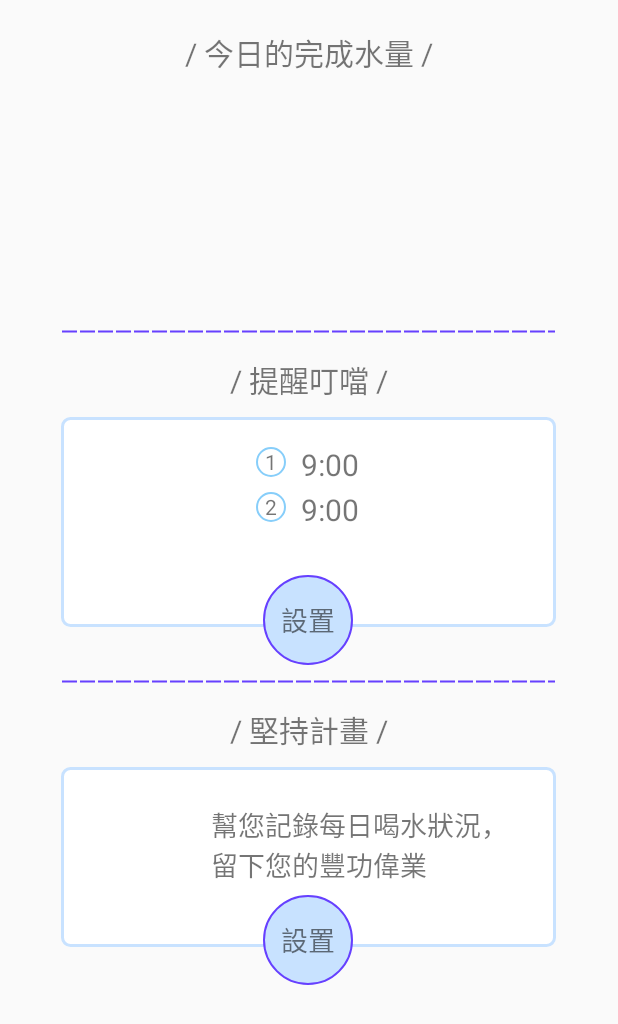
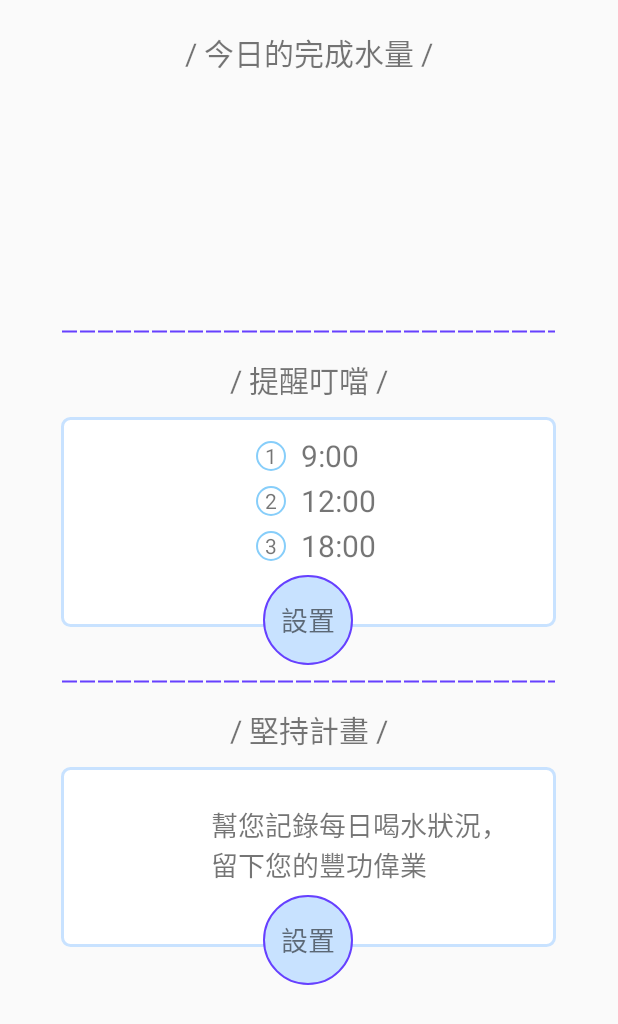
Before and after one commit to ftstc451810/ThirThir, an Android app: the screen it shows after launch (MainActivity), on a phone screen of 412 x 824 dp. Shown: the top 1024 px of the screen. Run offline under Robolectric (Android 15) with nearby library versions, the phone set to English and light mode, and no system bars.

Commit message:
no message

```diff
--- a/app/src/main/java/com/mac/thirthir_git/MainActivity.java
+++ b/app/src/main/java/com/mac/thirthir_git/MainActivity.java
@@ -5,8 +5,6 @@ import android.os.Bundle;
 import android.view.View;
 import android.widget.RelativeLayout;
 import android.widget.TextView;
-
-import java.util.ArrayList;
 
 public class MainActivity extends Activity {
 
@@ -41,27 +39,56 @@ public class MainActivity extends Activity {
         tv_remind_stm.setVisibility(View.INVISIBLE);
         RelativeLayout rl_remind_already = (RelativeLayout)findViewById(R.id.rl_remind_already);
         rl_remind_already.setVisibility(View.VISIBLE);
-        ArrayList array = new ArrayList();
+//        ArrayList array = new ArrayList();
         TextView tv_upper = (TextView)findViewById(R.id.tv_upper);
         TextView tv_set01 = (TextView)findViewById(R.id.tv_set01);
         TextView tv_middle = (TextView)findViewById(R.id.tv_middle);
         TextView tv_set02 = (TextView)findViewById(R.id.tv_set02);
         TextView tv_below = (TextView)findViewById(R.id.tv_below);
         TextView tv_set03 = (TextView)findViewById(R.id.tv_set03);
-        //將控件放入序列方便設定
-        array.add(tv_upper);
-        array.add(tv_set01);
-        array.add(tv_middle);
-        array.add(tv_set02);
-        array.add(tv_below);
-        array.add(tv_set03);
+//        //將控件放入序列方便設定
+//        array.add(tv_upper);
+//        array.add(tv_set01);
+//        array.add(tv_middle);
+//        array.add(tv_set02);
+//        array.add(tv_below);
+//        array.add(tv_set03);
 
         if(REMIND_COUNT == 1){
             //array.get(0)  //只能取值
             //array[0];
             //無法用這方法get
-
-
+            //重點是放入的類型通通為object，不含方法“setVisibility()”
+            tv_upper.setVisibility(View.INVISIBLE);
+            tv_set01.setVisibility(View.INVISIBLE);
+            tv_middle.setVisibility(View.VISIBLE);
+            tv_middle.setText("1");
+            tv_set02.setVisibility(View.VISIBLE);
+            tv_set02.setText(REMIND_TIME[0]);
+            tv_below.setVisibility(View.INVISIBLE);
+            tv_set03.setVisibility(View.INVISIBLE);
+        }else if(REMIND_COUNT == 2){
+            tv_upper.setVisibility(View.VISIBLE);
+            tv_set01.setVisibility(View.VISIBLE);
+            tv_set01.setText(REMIND_TIME[0]);
+            tv_middle.setVisibility(View.VISIBLE);
+            tv_middle.setText("2");
+            tv_set02.setVisibility(View.VISIBLE);
+            tv_set02.setText(REMIND_TIME[1]);
+            tv_below.setVisibility(View.INVISIBLE);
+            tv_set03.setVisibility(View.INVISIBLE);
+        }else if(REMIND_COUNT == 3){
+            tv_upper.setVisibility(View.VISIBLE);
+            tv_set01.setVisibility(View.VISIBLE);
+            tv_set01.setText(REMIND_TIME[0]);
+            tv_middle.setVisibility(View.VISIBLE);
+            tv_middle.setText("2");
+            tv_set02.setVisibility(View.VISIBLE);
+            tv_set02.setText(REMIND_TIME[1]);
+            tv_below.setVisibility(View.VISIBLE);
+            tv_below.setText("3");
+            tv_set03.setVisibility(View.VISIBLE);
+            tv_set03.setText(REMIND_TIME[2]);
         }
 //        RelativeLayout rl_remind_content = (RelativeLayout)findViewById(R.id.rl_remind_content);
 //        TextView tv_remind_stm = (TextView)findViewById(R.id.tv_remind_stm);
--- a/app/src/main/res/layout/activity_main.xml
+++ b/app/src/main/res/layout/activity_main.xml
@@ -84,13 +84,13 @@
                     android:paddingTop="20dp"
                     android:text="@string/alarm_stm"
                     android:textSize="18dp"
-                    android:visibility="invisible"/>
+                    android:visibility="visible"/>
 
                 <RelativeLayout
                     android:id="@+id/rl_remind_already"
                     android:layout_width="330dp"
                     android:layout_height="140dp"
-                    android:visibility="visible"
+                    android:visibility="invisible"
                     android:background="@drawable/whiterec_bg">
                     <TextView
                         android:id="@+id/tv_upper"
@@ -100,7 +100,7 @@
                         android:textSize="14dp"
                         android:background="@drawable/whitecircle_bg"
                         android:gravity="center"
-                        android:layout_marginTop="20dp"
+                        android:layout_marginTop="16dp"
                         android:layout_marginLeft="130dp"
                         />
                     <!--話說這跟動態添加很像，不需要取得另一個控件的id抓相對位置-->
@@ -111,7 +111,7 @@
                         android:layout_height="wrap_content"
                         android:text="9:00"
                         android:textSize="20dp"
-                        android:layout_marginTop="18dp"
+                        android:layout_marginTop="12dp"
                         android:layout_marginLeft="160dp"/>
                     <TextView
                         android:id="@+id/tv_middle"
@@ -121,7 +121,7 @@
                         android:textSize="14dp"
                         android:background="@drawable/whitecircle_bg"
                         android:gravity="center"
-                        android:layout_marginTop="50dp"
+                        android:layout_marginTop="46dp"
                         android:layout_marginLeft="130dp"/>
                     <TextView
                         android:id="@+id/tv_set02"
@@ -129,7 +129,7 @@
                         android:layout_height="wrap_content"
                         android:text="9:00"
                         android:textSize="20dp"
-                        android:layout_marginTop="48dp"
+                        android:layout_marginTop="42dp"
                         android:layout_marginLeft="160dp"/>
                     <TextView
                         android:id="@+id/tv_below"
@@ -139,18 +139,18 @@
                         android:textSize="14dp"
                         android:background="@drawable/whitecircle_bg"
                         android:gravity="center"
-                        android:layout_marginTop="80dp"
+                        android:layout_marginTop="76dp"
                         android:layout_marginLeft="130dp"
-                        android:visibility="invisible"/>
+                        />
                     <TextView
                         android:id="@+id/tv_set03"
                         android:layout_width="wrap_content"
                         android:layout_height="wrap_content"
                         android:text="9:00"
                         android:textSize="20dp"
-                        android:layout_marginTop="78dp"
+                        android:layout_marginTop="72dp"
                         android:layout_marginLeft="160dp"
-                        android:visibility="invisible"/>
+                        />
                 </RelativeLayout>
 
 
```
